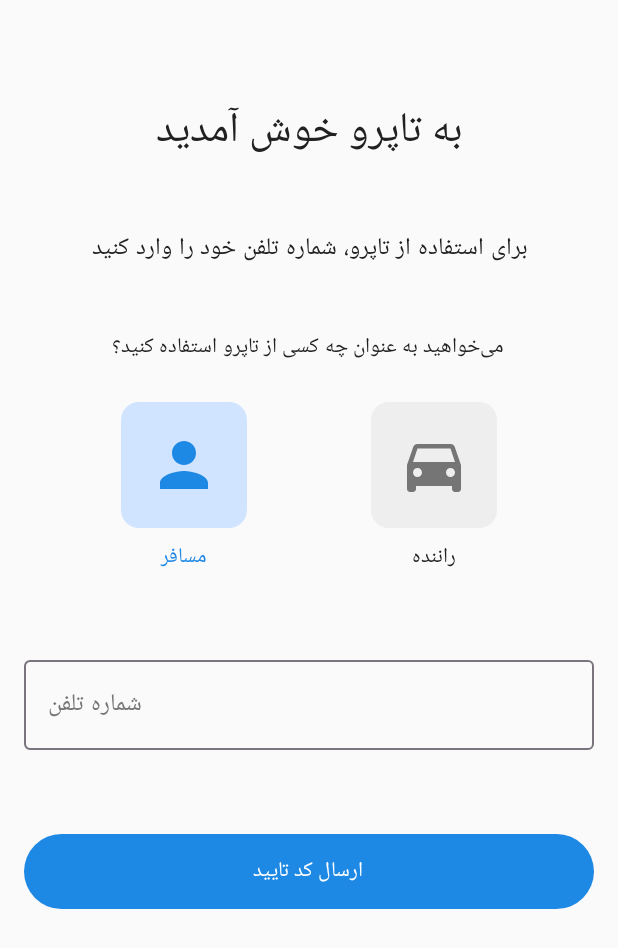
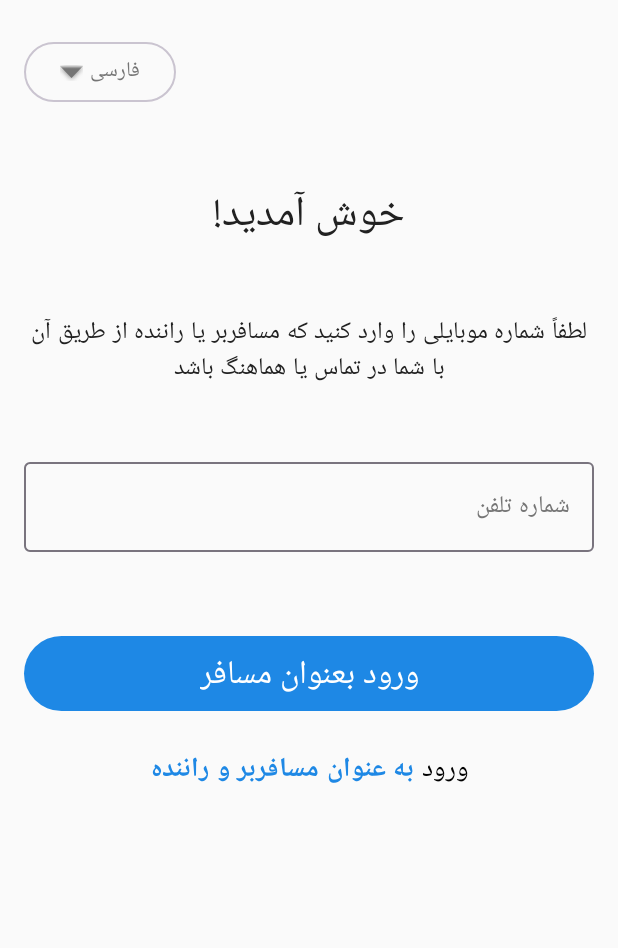
Before and after one commit to Mersaduv/DriveApp-Kotlin-Kmp, an Android app built with Jetpack Compose: the screen it shows after launch (MainActivity), on a phone screen of 412 x 824 dp. Shown: the top 948 px of the screen. Run offline under Robolectric (Android 15) with nearby library versions, the phone set to English and light mode, and no system bars.

Commit message:
fix and optimize login screen style

```diff
--- a/androidApp/src/main/java/com/mai/driveapp/android/DriveAppTheme.kt
+++ b/androidApp/src/main/java/com/mai/driveapp/android/DriveAppTheme.kt
@@ -5,7 +5,12 @@ import androidx.compose.material3.MaterialTheme
 import androidx.compose.material3.darkColorScheme
 import androidx.compose.material3.lightColorScheme
 import androidx.compose.runtime.Composable
+import androidx.compose.runtime.CompositionLocalProvider
+import androidx.compose.runtime.getValue
 import androidx.compose.ui.graphics.Color
+import androidx.compose.ui.platform.LocalLayoutDirection
+import androidx.compose.ui.unit.LayoutDirection
+import com.mai.driveapp.Language
 
 private val LightColors = lightColorScheme(
     primary = Color(0xFF1E88E5),       // Blue 600
@@ -64,8 +69,17 @@ fun DriveAppTheme(
 ) {
     val colorScheme = if (useDarkTheme) DarkColors else LightColors
 
-    MaterialTheme(
-        colorScheme = colorScheme,
-        content = content
-    )
+    // Get current language to set layout direction
+    val languageManager = LocalLanguageManager.current
+    val currentLanguage by languageManager.languageState
+
+    // Set layout direction based on language
+    val layoutDirection = if (currentLanguage.isRtl) LayoutDirection.Rtl else LayoutDirection.Ltr
+
+    CompositionLocalProvider(LocalLayoutDirection provides layoutDirection) {
+        MaterialTheme(
+            colorScheme = colorScheme,
+            content = content
+        )
+    }
 }
--- a/androidApp/src/main/java/com/mai/driveapp/android/LanguageSelectorModal.kt
+++ b/androidApp/src/main/java/com/mai/driveapp/android/LanguageSelectorModal.kt
@@ -4,6 +4,10 @@ import androidx.compose.foundation.layout.*
 import androidx.compose.foundation.shape.RoundedCornerShape
 import androidx.compose.material3.*
 import androidx.compose.runtime.Composable
+import androidx.compose.runtime.mutableStateOf
+import androidx.compose.runtime.remember
+import androidx.compose.runtime.getValue
+import androidx.compose.runtime.setValue
 import androidx.compose.ui.Alignment
 import androidx.compose.ui.Modifier
 import androidx.compose.ui.graphics.Color
@@ -22,6 +26,9 @@ fun LanguageSelectorModal(
     onLanguageSelected: (Language) -> Unit
 ) {
     if (isVisible) {
+        // Use temporary state for language selection
+        var selectedLanguage by remember { mutableStateOf(currentLanguage) }
+
         ModalBottomSheet(
             onDismissRequest = onDismiss,
             shape = RoundedCornerShape(topStart = 16.dp, topEnd = 16.dp),
@@ -63,23 +70,27 @@ fun LanguageSelectorModal(
                 // Language options
                 LanguageOption(
                     language = Language.ENGLISH,
-                    isSelected = currentLanguage == Language.ENGLISH,
-                    onSelect = { onLanguageSelected(Language.ENGLISH) }
+                    isSelected = selectedLanguage == Language.ENGLISH,
+                    onSelect = { selectedLanguage = Language.ENGLISH }
                 )
 
                 Divider(modifier = Modifier.padding(vertical = 8.dp))
 
                 LanguageOption(
                     language = Language.PERSIAN,
-                    isSelected = currentLanguage == Language.PERSIAN,
-                    onSelect = { onLanguageSelected(Language.PERSIAN) }
+                    isSelected = selectedLanguage == Language.PERSIAN,
+                    onSelect = { selectedLanguage = Language.PERSIAN }
                 )
 
                 Spacer(modifier = Modifier.height(24.dp))
 
                 // Submit button
                 Button(
-                    onClick = onDismiss,
+                    onClick = {
+                        // Apply language change only when button is clicked
+                        onLanguageSelected(selectedLanguage)
+                        onDismiss()
+                    },
                     modifier = Modifier
                         .fillMaxWidth()
                         .height(56.dp),
@@ -105,10 +116,21 @@ fun LanguageOption(
     isSelected: Boolean,
     onSelect: () -> Unit
 ) {
+    // Make entire row clickable
+    Card(
+        onClick = onSelect,
+        modifier = Modifier
+            .fillMaxWidth()
+            .padding(vertical = 4.dp),
+        colors = CardDefaults.cardColors(
+            containerColor = if (isSelected) MaterialTheme.colorScheme.surfaceVariant
+                            else MaterialTheme.colorScheme.surface
+        )
+    ) {
         Row(
             modifier = Modifier
                 .fillMaxWidth()
-            .padding(vertical = 8.dp),
+                .padding(vertical = 12.dp, horizontal = 16.dp),
             verticalAlignment = Alignment.CenterVertically,
             horizontalArrangement = Arrangement.SpaceBetween
         ) {
@@ -119,10 +141,11 @@ fun LanguageOption(
 
             RadioButton(
                 selected = isSelected,
-            onClick = onSelect,
+                onClick = null, // The onClick is handled by the Card
                 colors = RadioButtonDefaults.colors(
                     selectedColor = MaterialTheme.colorScheme.primary
                 )
             )
         }
     }
+}
--- a/androidApp/src/main/java/com/mai/driveapp/android/MainActivity.kt
+++ b/androidApp/src/main/java/com/mai/driveapp/android/MainActivity.kt
@@ -38,6 +38,8 @@ class MainActivity : ComponentActivity() {
             val isLoggedIn by sessionManager.isLoggedIn.collectAsState()
             val needsRegistration by sessionManager.needsRegistration.collectAsState()
 
+            // Provide the language manager to the composition
+            ProvideLanguageManager {
                 DriveAppTheme {
                     Surface(
                         modifier = Modifier.fillMaxSize(),
@@ -66,3 +68,4 @@ class MainActivity : ComponentActivity() {
             }
         }
     }
+}
--- a/androidApp/src/main/java/com/mai/driveapp/android/navigation/MainNavGraph.kt
+++ b/androidApp/src/main/java/com/mai/driveapp/android/navigation/MainNavGraph.kt
@@ -54,7 +54,7 @@ fun HomeScreen(onLogout: () -> Unit) {
             horizontalAlignment = Alignment.CenterHorizontally
         ) {
             Text(
-                text = "به تاپرو خوش آمدید",
+                text = "به تاپی خوش آمدید",
                 style = MaterialTheme.typography.headlineMedium,
                 textAlign = TextAlign.Center
             )
--- a/androidApp/src/main/java/com/mai/driveapp/android/ui/auth/PhoneNumberScreen.kt
+++ b/androidApp/src/main/java/com/mai/driveapp/android/ui/auth/PhoneNumberScreen.kt
@@ -2,6 +2,7 @@ package com.mai.driveapp.android.ui.auth
 
 import androidx.compose.foundation.layout.*
 import androidx.compose.foundation.text.KeyboardOptions
+import androidx.compose.foundation.text.ClickableText
 import androidx.compose.material3.*
 import androidx.compose.runtime.*
 import androidx.compose.ui.Alignment
@@ -9,12 +10,22 @@ import androidx.compose.ui.Modifier
 import androidx.compose.ui.res.painterResource
 import androidx.compose.ui.text.input.KeyboardType
 import androidx.compose.ui.text.style.TextAlign
+import androidx.compose.ui.text.buildAnnotatedString
+import androidx.compose.ui.text.SpanStyle
+import androidx.compose.ui.text.font.FontWeight
+import androidx.compose.ui.text.style.TextDirection
+import androidx.compose.ui.text.withStyle
 import androidx.compose.ui.tooling.preview.Preview
 import androidx.compose.ui.unit.dp
+import androidx.compose.ui.unit.sp
 import com.mai.driveapp.android.R
 import com.mai.driveapp.auth.viewmodels.PhoneNumberUiState
 import com.mai.driveapp.auth.viewmodels.PhoneNumberViewModel
 import org.koin.androidx.compose.koinViewModel
+import com.mai.driveapp.Language
+import com.mai.driveapp.android.LocalLanguageManager
+import com.mai.driveapp.android.LocalizedStrings
+import com.mai.driveapp.android.LanguageSelectorModal
 
 @Composable
 fun PhoneNumberScreen(
@@ -27,6 +38,22 @@ fun PhoneNumberScreen(
 
     var showNotification by remember { mutableStateOf(false) }
     var notificationMessage by remember { mutableStateOf("") }
+    var showLanguageSelector by remember { mutableStateOf(false) }
+
+    // Access language manager
+    val languageManager = LocalLanguageManager.current
+    val currentLanguage by languageManager.languageState
+
+    // Determine text alignment and direction based on language
+    val textAlign = if (currentLanguage.isRtl) TextAlign.Right else TextAlign.Left
+    val textDirection = if (currentLanguage.isRtl) TextDirection.Rtl else TextDirection.Ltr
+
+    // User type label for the main button (dynamic last word)
+    val userTypeLabel = when (userType) {
+        "passenger" -> if (currentLanguage == Language.PERSIAN) "مسافر" else "Passenger"
+        "driver" -> if (currentLanguage == Language.PERSIAN) "مسافربر و راننده" else "Driver"
+        else -> if (currentLanguage == Language.PERSIAN) "مسافر" else "Passenger"
+    }
 
     // Show notification when verification code is received
     LaunchedEffect(uiState) {
@@ -52,40 +79,60 @@ fun PhoneNumberScreen(
         Column(
             modifier = Modifier
                 .fillMaxSize()
-                .padding(16.dp),
+                .padding(16.dp)
+                .statusBarsPadding(), // Add status bar padding to avoid overlap
             horizontalAlignment = Alignment.CenterHorizontally,
             verticalArrangement = Arrangement.spacedBy(16.dp)
         ) {
+            // Language selector button at the top
+            Row(
+                modifier = Modifier
+                    .fillMaxWidth()
+                    .padding(top = 8.dp),
+                horizontalArrangement = Arrangement.End
+            ) {
+                OutlinedButton(
+                    onClick = { showLanguageSelector = true },
+                    modifier = Modifier.wrapContentSize()
+                ) {
+                    Text(currentLanguage.displayName)
+                    Spacer(modifier = Modifier.width(4.dp))
+                    Icon(
+                        painter = painterResource(id = android.R.drawable.arrow_down_float),
+                        contentDescription = LocalizedStrings.languageSelection
+                    )
+                }
+            }
+
             // Header
             Text(
-                text = "به تاپرو خوش آمدید",
+                text = if (currentLanguage == Language.PERSIAN) "خوش آمدید!" else "Welcome!",
                 style = MaterialTheme.typography.headlineMedium,
                 textAlign = TextAlign.Center,
-                modifier = Modifier.padding(top = 48.dp, bottom = 24.dp)
+                modifier = Modifier.padding(top = 32.dp, bottom = 24.dp)
             )
 
             Text(
-                text = "برای استفاده از تاپرو، شماره تلفن خود را وارد کنید",
+                text = if (currentLanguage == Language.PERSIAN)
+                    "لطفاً شماره موبایلی را وارد کنید که مسافربر یا راننده از طریق آن با شما در تماس یا هماهنگ باشد"
+                else
+                    "Please enter the phone number that the driver or passenger can use to contact or coordinate with you.",
                 style = MaterialTheme.typography.bodyLarge,
                 textAlign = TextAlign.Center,
                 modifier = Modifier.padding(bottom = 24.dp)
             )
 
-            // User type selection
-            UserTypeSelector(
-                selectedUserType = userType,
-                onUserTypeSelected = { viewModel.setUserType(it) }
-            )
-
-            Spacer(modifier = Modifier.height(16.dp))
-
-            // Phone number input
+            // Phone number input with RTL support
             OutlinedTextField(
                 value = phoneNumber,
                 onValueChange = { viewModel.updatePhoneNumber(it) },
-                label = { Text("شماره تلفن") },
+                label = { Text(if (currentLanguage == Language.PERSIAN) "شماره تلفن" else "Phone Number") },
                 keyboardOptions = KeyboardOptions(keyboardType = KeyboardType.Phone),
                 singleLine = true,
+                textStyle = LocalTextStyle.current.copy(
+                    textDirection = textDirection,
+                    textAlign = textAlign
+                ),
                 modifier = Modifier.fillMaxWidth()
             )
 
@@ -106,10 +153,30 @@ fun PhoneNumberScreen(
                         strokeWidth = 2.dp
                     )
                 } else {
-                    Text("ارسال کد تایید")
+                    Text(
+                        if (currentLanguage == Language.PERSIAN)
+                            "ورود بعنوان $userTypeLabel"
+                        else
+                            "Login as $userTypeLabel",
+                        style = MaterialTheme.typography.titleLarge
+                    )
                 }
             }
+
+            // User type selection as small clickable text below the button
+            UserTypeSelector(
+                selectedUserType = userType,
+                onUserTypeSelected = { viewModel.setUserType(it) }
+            )
         }
+
+        // Language selector modal
+        LanguageSelectorModal(
+            isVisible = showLanguageSelector,
+            onDismiss = { showLanguageSelector = false },
+            currentLanguage = currentLanguage,
+            onLanguageSelected = { languageManager.setLanguage(it) }
+        )
 
         // Notification
         if (showNotification) {
@@ -126,37 +193,37 @@ fun UserTypeSelector(
     selectedUserType: String,
     onUserTypeSelected: (String) -> Unit
 ) {
-    Column(
-        modifier = Modifier.fillMaxWidth(),
-        horizontalAlignment = Alignment.CenterHorizontally
-    ) {
-        Text(
-            text = "می‌خواهید به عنوان چه کسی از تاپرو استفاده کنید؟",
-            style = MaterialTheme.typography.bodyMedium,
-            modifier = Modifier.padding(bottom = 16.dp)
-        )
+    val languageManager = LocalLanguageManager.current
+    val currentLanguage by languageManager.languageState
 
-        Row(
-            modifier = Modifier.fillMaxWidth(),
-            horizontalArrangement = Arrangement.SpaceEvenly
+    val alternateUserType = if (selectedUserType == "passenger") "driver" else "passenger"
+    val alternateUserTypeLabel = if (alternateUserType == "passenger") {
+        if (currentLanguage == Language.PERSIAN) "مسافر" else "Passenger"
+    } else {
+        if (currentLanguage == Language.PERSIAN) "مسافربر و راننده" else "Driver"
+    }
+
+    val annotatedText = buildAnnotatedString {
+        withStyle(style = SpanStyle(fontSize = 18.sp)) {
+            append(if (currentLanguage == Language.PERSIAN) "ورود" else "Login")
+        }
+        withStyle(
+            style = SpanStyle(
+                color = MaterialTheme.colorScheme.primary,
+                fontWeight = FontWeight.Bold,
+                fontSize = 18.sp
+            )
         ) {
-            // Passenger option
-            UserTypeOption(
-                title = "مسافر",
-                iconResId = R.drawable.ic_passenger,
-                isSelected = selectedUserType == "passenger",
-                onClick = { onUserTypeSelected("passenger") }
-            )
-
-            // Driver option
-            UserTypeOption(
-                title = "راننده",
-                iconResId = R.drawable.ic_driver,
-                isSelected = selectedUserType == "driver",
-                onClick = { onUserTypeSelected("driver") }
-            )
+            append(if (currentLanguage == Language.PERSIAN) " به عنوان $alternateUserTypeLabel" else " as $alternateUserTypeLabel")
         }
     }
+
+    ClickableText(
+        text = annotatedText,
+        style = MaterialTheme.typography.bodySmall,
+        modifier = Modifier.padding(top = 8.dp),
+        onClick = { onUserTypeSelected(alternateUserType) }
+    )
 }
 
 @Composable
```
Also changed, not shown: 2 other files. Lines whose indentation alone changed are shown as unchanged.
